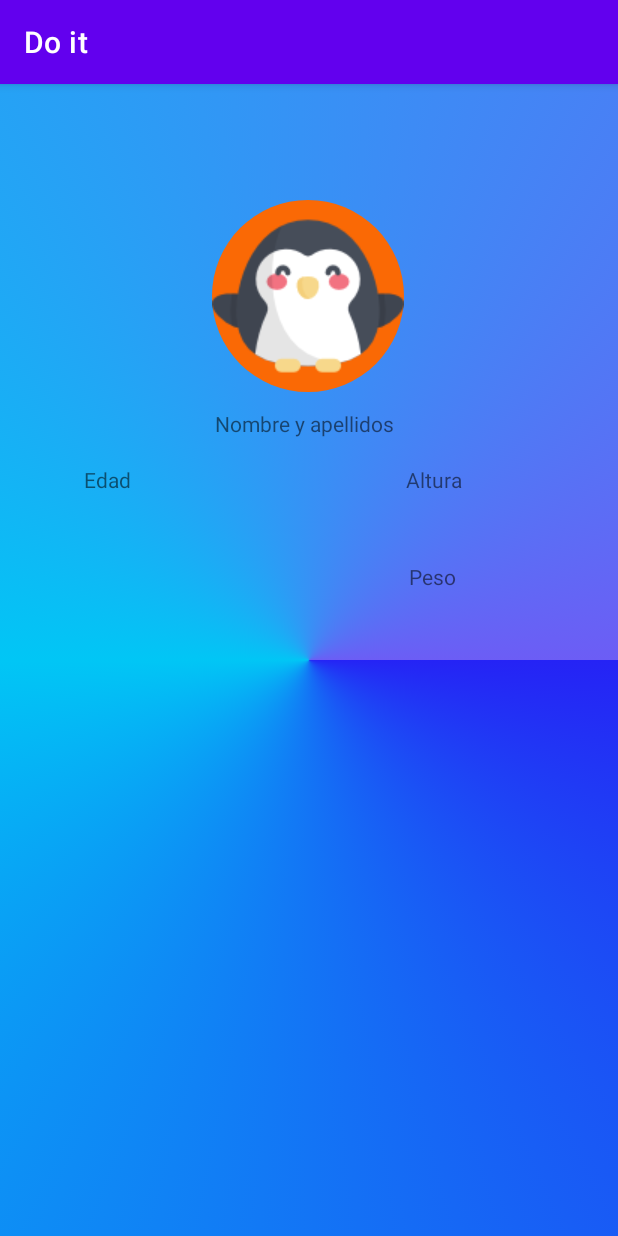
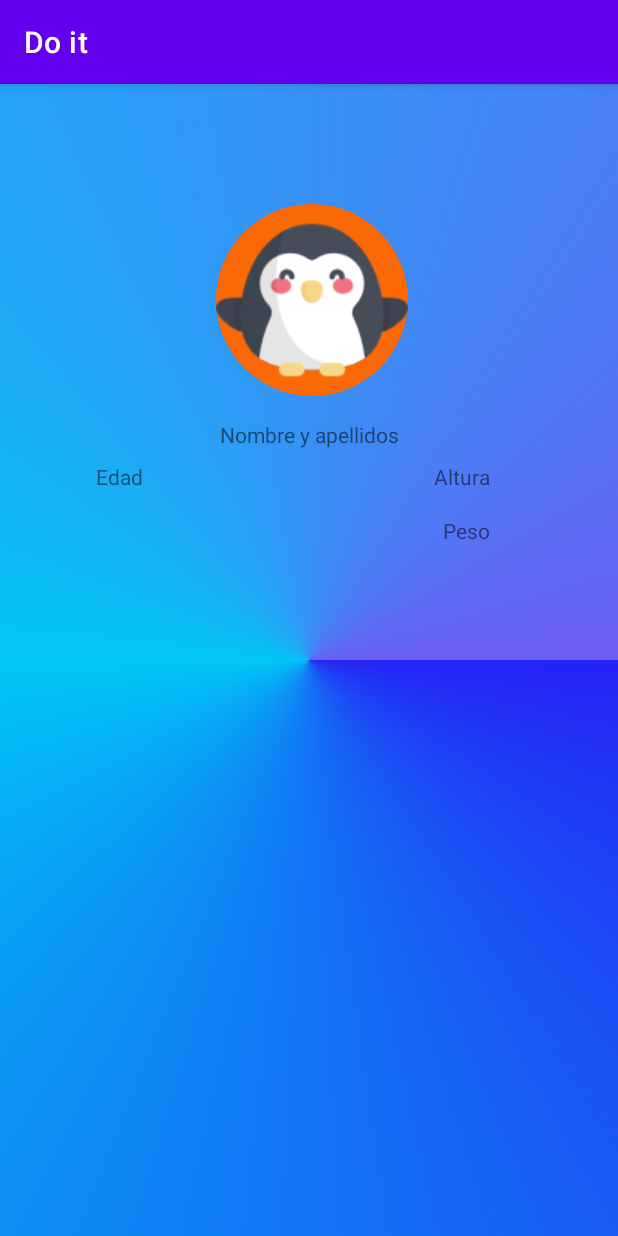
Before and after one commit to Haohuii/ProyectoHabitos2DAM, an Android app: the PantallaPerfil screen opened directly, with no data from a screen before it, on a phone screen of 412 x 824 dp. Run offline under Robolectric (Android 15) with nearby library versions, the phone set to English and light mode, and no system bars; our stand-ins replace Room's generated code.

Commit message:
Ajustar elementos que se adapte a cada pantalla

```diff
--- a/app/src/main/res/layout/activity_crear_habitos.xml
+++ b/app/src/main/res/layout/activity_crear_habitos.xml
@@ -32,7 +32,6 @@
         android:textColorHint="#988686"
         app:layout_constraintBottom_toBottomOf="parent"
         app:layout_constraintEnd_toEndOf="parent"
-        app:layout_constraintHorizontal_bias="0.0"
         app:layout_constraintStart_toStartOf="parent" />
 
     <EditText
@@ -83,10 +82,10 @@
         android:id="@+id/btnAtrasPantalla2"
         android:layout_width="48dp"
         android:layout_height="51dp"
-        android:layout_marginTop="35dp"
+        android:layout_marginTop="32dp"
         android:background="@drawable/buttonsettings"
         app:layout_constraintEnd_toEndOf="parent"
-        app:layout_constraintHorizontal_bias="0.121"
+        app:layout_constraintHorizontal_bias="0.123"
         app:layout_constraintStart_toStartOf="parent"
         app:layout_constraintTop_toTopOf="parent"
         app:srcCompat="@drawable/atras"
--- a/app/src/main/res/layout/activity_editar_habito.xml
+++ b/app/src/main/res/layout/activity_editar_habito.xml
@@ -32,7 +32,6 @@
         android:textColorHint="#988686"
         app:layout_constraintBottom_toBottomOf="parent"
         app:layout_constraintEnd_toEndOf="parent"
-        app:layout_constraintHorizontal_bias="0.0"
         app:layout_constraintStart_toStartOf="parent" />
 
     <EditText
@@ -57,7 +56,7 @@
         android:layout_marginEnd="100dp"
         android:layout_marginBottom="74dp"
         android:backgroundTint="#FFFFFF"
-        android:text="guardarHabito"
+        android:text="ACEPTAR"
         android:textColor="#000000"
         android:textStyle="bold"
         app:cornerRadius="50dp"
--- a/app/src/main/res/layout/activity_main.xml
+++ b/app/src/main/res/layout/activity_main.xml
@@ -11,7 +11,7 @@
         android:id="@+id/crearHabito"
         android:layout_width="206dp"
         android:layout_height="68dp"
-        android:layout_marginTop="252dp"
+        android:layout_marginTop="256dp"
         android:backgroundTint="#FFFFFF"
         android:text="@string/crear_habito"
         android:textColor="#000000"
@@ -55,11 +55,11 @@
         android:id="@+id/perfil"
         android:layout_width="wrap_content"
         android:layout_height="wrap_content"
-        android:layout_marginTop="104dp"
+        android:layout_marginTop="116dp"
         android:background="@drawable/buttonprofile"
         android:contentDescription="@string/perfil"
         app:layout_constraintEnd_toEndOf="parent"
-        app:layout_constraintHorizontal_bias="0.478"
+        app:layout_constraintHorizontal_bias="0.498"
         app:layout_constraintStart_toStartOf="parent"
         app:layout_constraintTop_toTopOf="parent"
         app:srcCompat="@drawable/pinguino"
--- a/app/src/main/res/layout/activity_pantalla2.xml
+++ b/app/src/main/res/layout/activity_pantalla2.xml
@@ -32,7 +32,7 @@
         android:id="@+id/imageView4"
         android:layout_width="268dp"
         android:layout_height="175dp"
-        android:layout_marginBottom="128dp"
+        android:layout_marginBottom="124dp"
         android:contentDescription="@string/grafica"
         android:src="@drawable/grafica"
         app:layout_constraintBottom_toBottomOf="parent"
--- a/app/src/main/res/layout/activity_pantalla_perfil.xml
+++ b/app/src/main/res/layout/activity_pantalla_perfil.xml
@@ -11,12 +11,11 @@
         android:id="@+id/imageButton"
         android:layout_width="wrap_content"
         android:layout_height="wrap_content"
-        android:layout_marginStart="141dp"
-        android:layout_marginTop="77dp"
-        android:layout_marginBottom="11dp"
+        android:layout_marginTop="80dp"
         android:background="@drawable/buttonprofile"
         android:contentDescription="@string/pinguinoperfil"
-        app:layout_constraintBottom_toTopOf="@+id/text3"
+        app:layout_constraintEnd_toEndOf="parent"
+        app:layout_constraintHorizontal_bias="0.508"
         app:layout_constraintStart_toStartOf="parent"
         app:layout_constraintTop_toTopOf="parent"
         app:srcCompat="@drawable/pinguino"
@@ -26,20 +25,21 @@
         android:id="@+id/text3"
         android:layout_width="wrap_content"
         android:layout_height="wrap_content"
-        android:layout_marginTop="11dp"
-        android:layout_marginEnd="149dp"
+        android:layout_marginTop="224dp"
         android:text="@string/nombre_y_apellidos"
         app:layout_constraintEnd_toEndOf="parent"
-        app:layout_constraintTop_toBottomOf="@+id/imageButton"
+        app:layout_constraintStart_toStartOf="parent"
+        app:layout_constraintTop_toTopOf="parent"
         tools:ignore="TextContrastCheck" />
 
     <TextView
         android:id="@+id/textView4"
         android:layout_width="50dp"
         android:layout_height="22dp"
-        android:layout_marginStart="56dp"
-        android:layout_marginTop="254dp"
+        android:layout_marginTop="252dp"
         android:text="@string/edad"
+        app:layout_constraintEnd_toEndOf="parent"
+        app:layout_constraintHorizontal_bias="0.177"
         app:layout_constraintStart_toStartOf="parent"
         app:layout_constraintTop_toTopOf="parent"
         tools:ignore="TextContrastCheck" />
@@ -47,11 +47,12 @@
     <TextView
         android:id="@+id/textView8"
         android:layout_width="wrap_content"
-        android:layout_height="wrap_content"
-        android:layout_marginTop="254dp"
-        android:layout_marginEnd="104dp"
+        android:layout_height="19dp"
+        android:layout_marginTop="252dp"
         android:text="@string/altura"
         app:layout_constraintEnd_toEndOf="parent"
+        app:layout_constraintHorizontal_bias="0.772"
+        app:layout_constraintStart_toStartOf="parent"
         app:layout_constraintTop_toTopOf="parent"
         tools:ignore="TextContrastCheck" />
 
@@ -59,23 +60,20 @@
         android:id="@+id/textView9"
         android:layout_width="wrap_content"
         android:layout_height="wrap_content"
-        android:layout_marginEnd="108dp"
-        android:layout_marginBottom="430dp"
+        android:layout_marginTop="288dp"
         android:text="@string/peso"
-        app:layout_constraintBottom_toBottomOf="parent"
         app:layout_constraintEnd_toEndOf="parent"
+        app:layout_constraintHorizontal_bias="0.775"
+        app:layout_constraintStart_toStartOf="parent"
+        app:layout_constraintTop_toTopOf="parent"
         tools:ignore="TextContrastCheck" />
 
     <androidx.recyclerview.widget.RecyclerView
         android:id="@+id/recyclerView"
         android:layout_width="409dp"
         android:layout_height="422dp"
-        android:layout_marginStart="1dp"
-        android:layout_marginEnd="1dp"
-        android:layout_marginBottom="1dp"
         app:layout_constraintBottom_toBottomOf="parent"
         app:layout_constraintEnd_toEndOf="parent"
-        app:layout_constraintHorizontal_bias="0.0"
         app:layout_constraintStart_toStartOf="parent"
         tools:listitem="@layout/disenyo_lista" />
 
```
